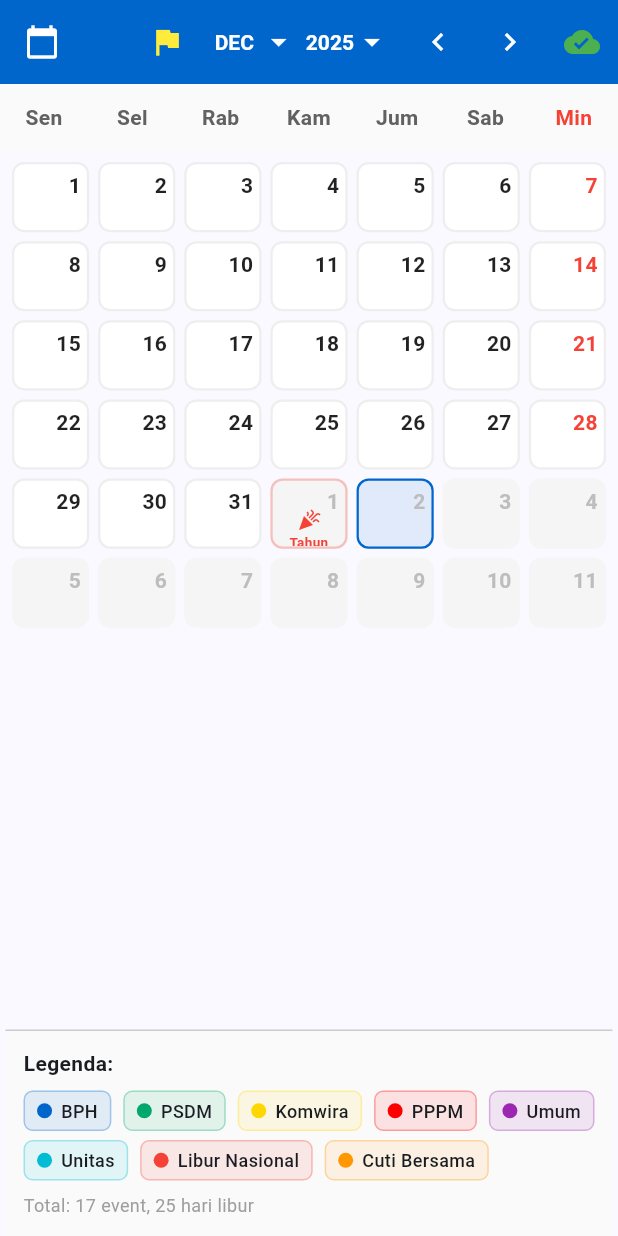
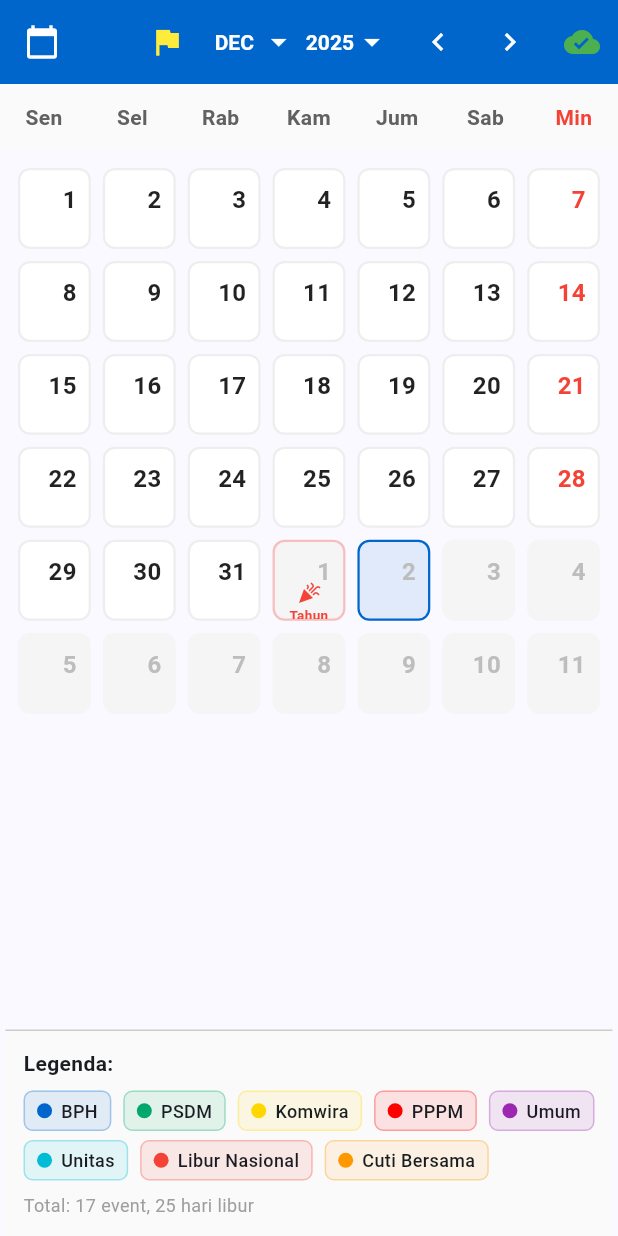
Before and after one commit to lrnz7/kalenderunitas, a Flutter app: the CalendarPage screen opened directly with empty values, after a tap on the "chevron left" icon, on a phone screen of 412 x 824 dp. Run offline on Flutter 3.47's test engine with Material 3 defaults, Android fonts, the light colour scheme and no system bars; our stand-ins replace cloud_firestore, firebase_core, shared_preferences; accounts and stored records are empty.

```diff
--- a/lib/screens/calendar_page.dart
+++ b/lib/screens/calendar_page.dart
@@ -9,17 +9,32 @@ import '../shared/utils/helpers.dart';
 
 class CalendarPage extends StatefulWidget {
   final bool isAdmin;
+  // Optional test injection for lightweight visual validation
+  final List<EventModel>? testEvents;
+  final List<HolidayModel>? testHolidays;
+  // When true, skip the realtime Firestore connection used only for the small
+  // connection-status indicator in the AppBar. Useful for widget tests.
+  final bool disableRealtimeIndicator;
 
-  const CalendarPage({super.key, required this.isAdmin});
+  const CalendarPage(
+      {super.key,
+      required this.isAdmin,
+      this.testEvents,
+      this.testHolidays,
+      this.disableRealtimeIndicator = false});
 
   @override
   State<CalendarPage> createState() => _CalendarPageState();
 }
 
-class _CalendarPageState extends State<CalendarPage> {
+class _CalendarPageState extends State<CalendarPage>
+    with TickerProviderStateMixin {
   DateTime _focused = DateTime.now();
   // -1 = backward, 1 = forward, 0 = none/initial
   int _monthChangeDirection = 0;
+  // Guard to avoid overlapping month-change animations during rapid input
+  bool _isAnimatingMonthChange = false;
+  late final AnimationController _monthTransitionController;
   final Map<String, List<EventModel>> _eventsByDate = {};
   final Map<String, List<HolidayModel>> _holidaysByDate = {};
 
@@ -30,8 +45,33 @@ class _CalendarPageState extends State<CalendarPage> {
   @override
   void initState() {
     super.initState();
+
+    // Controller tied to the visible transition duration so the lock is
+    // driven by actual animation lifecycle rather than an external timer.
+    _monthTransitionController = AnimationController(
+      vsync: this,
+      duration: const Duration(milliseconds: 320),
+    )..addStatusListener((status) {
+        if (status == AnimationStatus.completed && mounted) {
+          setState(() {
+            _isAnimatingMonthChange = false;
+            _monthChangeDirection = 0;
+          });
+        }
+      });
+
+    // Test injection path: if test data is provided, use it and skip
+    // the async loader/listener for deterministic widget tests.
+    if (widget.testEvents != null || widget.testHolidays != null) {
+      setState(() {
+        _groupEventsByDate(widget.testEvents ?? []);
+        _groupHolidaysByDate(widget.testHolidays ?? []);
+        _isLoading = false;
+      });
+    } else {
       _loadData();
       _setupCalendarListener();
+    }
   }
 
   void _loadData() async {
@@ -78,6 +118,7 @@ class _CalendarPageState extends State<CalendarPage> {
   @override
   void dispose() {
     _calendarSubscription?.cancel();
+    _monthTransitionController.dispose();
     super.dispose();
   }
 
@@ -192,31 +233,35 @@ class _CalendarPageState extends State<CalendarPage> {
       right: Radius.circular(isEnd ? 6 : 0),
     );
 
-    return Container(
-      height: 14,
-      margin: const EdgeInsets.only(bottom: 4),
+    return Tooltip(
+      message: DivisionUtils.displayName(event.division),
+      child: InkWell(
+        onLongPress: () => _showDayEvents(day),
+        child: Container(
+          height: 18,
+          margin: const EdgeInsets.only(bottom: 6),
           decoration: BoxDecoration(
             color: color.withAlpha((0.18 * 255).round()),
             borderRadius: borderRadius,
-        border:
-            Border.all(color: color.withAlpha((0.4 * 255).round()), width: 0.6),
+            border: Border.all(
+                color: color.withAlpha((0.4 * 255).round()), width: 0.6),
           ),
           child: Padding(
             padding: const EdgeInsets.symmetric(horizontal: 6),
             child: Align(
               alignment: Alignment.centerLeft,
-          child: isStart
-              ? Text(
+              child: Text(
                 DivisionUtils.displayName(event.division),
                 overflow: TextOverflow.ellipsis,
                 maxLines: 1,
                 style: TextStyle(
-                    fontSize: 11,
+                  fontSize: 12,
                   fontWeight: FontWeight.bold,
                   color: color,
                 ),
-                )
-              : const SizedBox.shrink(),
+              ),
+            ),
+          ),
         ),
       ),
     );
@@ -255,12 +300,12 @@ class _CalendarPageState extends State<CalendarPage> {
           children: [
             // Day Number (top right)
             Positioned(
-              top: 4,
-              right: 4,
+              top: 8,
+              right: 8,
               child: Text(
                 day.day.toString(),
                 style: TextStyle(
-                  fontSize: 14,
+                  fontSize: 16,
                   fontWeight: FontWeight.w600,
                   color: isCurrentMonth
                       ? (isToday
@@ -278,7 +323,7 @@ class _CalendarPageState extends State<CalendarPage> {
             // HOLIDAY DISPLAY - CENTER (NEW!)
             if (hasHoliday && _showHolidays)
               Positioned(
-                top: 18,
+                top: 26,
                 left: 0,
                 right: 0,
                 child: Column(
@@ -313,9 +358,9 @@ class _CalendarPageState extends State<CalendarPage> {
             // EVENT DISPLAY - BOTTOM (support multi-day series indicator)
             if (hasEvents && (!hasHoliday || !_showHolidays))
               Positioned(
-                bottom: 4,
-                left: 4,
-                right: 4,
+                bottom: 8,
+                left: 6,
+                right: 6,
                 child: Column(
                   mainAxisSize: MainAxisSize.min,
                   children: [
@@ -338,16 +383,16 @@ class _CalendarPageState extends State<CalendarPage> {
             // Jika ada BOTH holiday dan event
             if (hasEvents && hasHoliday && _showHolidays)
               Positioned(
-                bottom: 2,
-                left: 4,
-                right: 4,
+                bottom: 6,
+                left: 6,
+                right: 6,
                 child: Container(
                   padding:
-                      const EdgeInsets.symmetric(horizontal: 3, vertical: 1),
+                      const EdgeInsets.symmetric(horizontal: 6, vertical: 2),
                   decoration: BoxDecoration(
                     color: _getDivisionColor(dayEvents.first.division)
                         .withAlpha((0.15 * 255).round()),
-                    borderRadius: BorderRadius.circular(3),
+                    borderRadius: BorderRadius.circular(4),
                     border: Border.all(
                       color: _getDivisionColor(dayEvents.first.division)
                           .withAlpha((0.3 * 255).round()),
@@ -357,7 +402,7 @@ class _CalendarPageState extends State<CalendarPage> {
                   child: Text(
                     _getDivisionAbbreviation(dayEvents.first.division),
                     style: TextStyle(
-                      fontSize: 7,
+                      fontSize: 10,
                       fontWeight: FontWeight.bold,
                       color: _getDivisionColor(dayEvents.first.division),
                     ),
@@ -650,16 +695,11 @@ class _CalendarPageState extends State<CalendarPage> {
         elevation: 0,
         leading: IconButton(
           icon: const Icon(Icons.calendar_today, color: Colors.white),
-          onPressed: () {
-            setState(() {
+          onPressed: _isAnimatingMonthChange
+              ? null
+              : () {
                   final newFocused = DateTime.now();
-              final newMonthFocused =
-                  DateTime(newFocused.year, newFocused.month, 1);
-              _monthChangeDirection = newMonthFocused.isAfter(_focused)
-                  ? 1
-                  : (newMonthFocused.isBefore(_focused) ? -1 : 0);
-              _focused = newMonthFocused;
-            });
+                  _beginMonthTransition(newFocused);
                 },
         ),
         actions: [
@@ -720,15 +760,13 @@ class _CalendarPageState extends State<CalendarPage> {
                               color: Colors.white, fontWeight: FontWeight.bold),
                         ),
                       ),
-                      onChanged: (m) {
+                      onChanged: _isAnimatingMonthChange
+                          ? null
+                          : (m) {
                               if (m != null) {
-                          setState(() {
-                            final newFocused = DateTime(_focused.year, m, 1);
-                            _monthChangeDirection = newFocused.isAfter(_focused)
-                                ? 1
-                                : (newFocused.isBefore(_focused) ? -1 : 0);
-                            _focused = newFocused;
-                          });
+                                final newFocused =
+                                    DateTime(_focused.year, m, 1);
+                                _beginMonthTransition(newFocused);
                               }
                             },
                     ),
@@ -779,15 +817,13 @@ class _CalendarPageState extends State<CalendarPage> {
                             ),
                         ];
                       },
-                      onChanged: (y) {
+                      onChanged: _isAnimatingMonthChange
+                          ? null
+                          : (y) {
                               if (y != null) {
-                          setState(() {
-                            final newFocused = DateTime(y, _focused.month, 1);
-                            _monthChangeDirection = newFocused.isAfter(_focused)
-                                ? 1
-                                : (newFocused.isBefore(_focused) ? -1 : 0);
-                            _focused = newFocused;
-                          });
+                                final newFocused =
+                                    DateTime(y, _focused.month, 1);
+                                _beginMonthTransition(newFocused);
                               }
                             },
                     ),
@@ -798,20 +834,33 @@ class _CalendarPageState extends State<CalendarPage> {
           ),
           IconButton(
             icon: const Icon(Icons.chevron_left, color: Colors.white),
-            onPressed: () => setState(() {
-              _monthChangeDirection = -1;
-              _focused = DateTime(_focused.year, _focused.month - 1, 1);
-            }),
+            onPressed: _isAnimatingMonthChange
+                ? null
+                : () {
+                    final newFocused =
+                        DateTime(_focused.year, _focused.month - 1, 1);
+                    _beginMonthTransition(newFocused);
+                  },
           ),
           IconButton(
             icon: const Icon(Icons.chevron_right, color: Colors.white),
-            onPressed: () => setState(() {
-              _monthChangeDirection = 1;
-              _focused = DateTime(_focused.year, _focused.month + 1, 1);
-            }),
+            onPressed: _isAnimatingMonthChange
+                ? null
+                : () {
+                    final newFocused =
+                        DateTime(_focused.year, _focused.month + 1, 1);
+                    _beginMonthTransition(newFocused);
+                  },
           ),
-          StreamBuilder<QuerySnapshot>(
-            stream: FirebaseFirestore.instance.collection('events').snapshots(),
+          widget.disableRealtimeIndicator
+              ? IconButton(
+                  icon: const Icon(Icons.cloud_done, color: Colors.green),
+                  onPressed: () {},
+                )
+              : StreamBuilder<QuerySnapshot>(
+                  stream: FirebaseFirestore.instance
+                      .collection('events')
+                      .snapshots(),
                   builder: (context, snapshot) {
                     final isConnected =
                         snapshot.connectionState == ConnectionState.active;
@@ -866,38 +915,71 @@ class _CalendarPageState extends State<CalendarPage> {
                 ),
                 Expanded(
                   child: AnimatedSwitcher(
-                    duration: const Duration(milliseconds: 300),
+                    duration: const Duration(milliseconds: 320),
+                    switchInCurve: Curves.easeOutCubic,
+                    switchOutCurve: Curves.easeOutCubic,
+                    layoutBuilder:
+                        (Widget? currentChild, List<Widget> previousChildren) {
+                      return Stack(
+                        clipBehavior: Clip.hardEdge,
+                        children: [
+                          ...previousChildren,
+                          if (currentChild != null) currentChild,
+                        ],
+                      );
+                    },
                     transitionBuilder: (child, animation) {
-                      final beginOffset = Offset(
-                          (_monthChangeDirection == 0
-                              ? 0
-                              : _monthChangeDirection.toDouble() * 0.3),
-                          0);
-                      final offsetAnim = animation.drive(
-                          Tween<Offset>(begin: beginOffset, end: Offset.zero)
-                              .chain(CurveTween(curve: Curves.easeOut)));
-                      return SlideTransition(
-                          position: offsetAnim,
-                          child:
-                              FadeTransition(opacity: animation, child: child));
+                      // Compute direction and distance
+                      final dx = (_monthChangeDirection == 0
+                          ? 0.0
+                          : _monthChangeDirection.toDouble() * 0.20);
+
+                      final newKey =
+                          ValueKey('${_focused.year}-${_focused.month}');
+                      final isIncoming = child.key == newKey;
+
+                      if (isIncoming) {
+                        // Incoming: slide from dx -> 0 and fade from 0.95 -> 1.0
+                        final offsetIn = animation.drive(
+                          Tween<Offset>(begin: Offset(dx, 0), end: Offset.zero)
+                              .chain(CurveTween(curve: Curves.easeOutCubic)),
+                        );
+                        final fadeIn = animation.drive(
+                          Tween<double>(begin: 0.95, end: 1.0)
+                              .chain(CurveTween(curve: Curves.easeOutCubic)),
+                        );
+
+                        return RepaintBoundary(
+                          child: ClipRect(
+                            child: SlideTransition(
+                                position: offsetIn,
+                                child: FadeTransition(
+                                    opacity: fadeIn, child: child)),
+                          ),
+                        );
+                      } else {
+                        // Outgoing: subtly slide out in the opposite direction
+                        final offsetOut = ReverseAnimation(animation).drive(
+                          Tween<Offset>(
+                                  begin: Offset.zero, end: Offset(-dx * 0.6, 0))
+                              .chain(CurveTween(curve: Curves.easeOutCubic)),
+                        );
+                        final fadeOut = ReverseAnimation(animation).drive(
+                          Tween<double>(begin: 1.0, end: 0.0)
+                              .chain(CurveTween(curve: Curves.easeOutCubic)),
+                        );
+
+                        return RepaintBoundary(
+                          child: ClipRect(
+                            child: SlideTransition(
+                                position: offsetOut,
+                                child: FadeTransition(
+                                    opacity: fadeOut, child: child)),
+                          ),
+                        );
+                      }
                     },
-                    child: GridView.builder(
-                      key: ValueKey('${_focused.year}-${_focused.month}'),
-                      padding: const EdgeInsets.symmetric(
-                          horizontal: 8, vertical: 8),
-                      gridDelegate:
-                          const SliverGridDelegateWithFixedCrossAxisCount(
-                        crossAxisCount: 7,
-                        mainAxisSpacing: 6,
-                        crossAxisSpacing: 6,
-                        childAspectRatio: 1.1,
-                      ),
-                      itemCount: monthDays.length,
-                      itemBuilder: (context, index) {
-                        final day = monthDays[index];
-                        return _buildDayCell(day, _focused);
-                      },
-                    ),
+                    child: _buildMonthGrid(monthDays),
                   ),
                 ),
                 Container(
@@ -997,4 +1079,44 @@ class _CalendarPageState extends State<CalendarPage> {
       ),
     );
   }
+
+  // Isolate month grid into a separate method so each month has a stable
+  // widget instance during transitions. This minimizes mid-animation rebuilds.
+  Widget _buildMonthGrid(List<DateTime> monthDays) {
+    return GridView.builder(
+      key: ValueKey('${_focused.year}-${_focused.month}'),
+      physics: const NeverScrollableScrollPhysics(),
+      padding: const EdgeInsets.symmetric(horizontal: 12, vertical: 12),
+      gridDelegate: const SliverGridDelegateWithFixedCrossAxisCount(
+        crossAxisCount: 7,
+        mainAxisSpacing: 8,
+        crossAxisSpacing: 8,
+        childAspectRatio: 0.9,
+      ),
+      itemCount: monthDays.length,
+      itemBuilder: (context, index) {
+        final day = monthDays[index];
+        return _buildDayCell(day, _focused);
+      },
+    );
   }
+
+  // Begin a month transition driven by the controller so the lock is tied to
+  // actual animation completion instead of a timer.
+  void _beginMonthTransition(DateTime newFocused) {
+    if (_isAnimatingMonthChange) return;
+
+    // Ignore no-op changes
+    if (newFocused.year == _focused.year && newFocused.month == _focused.month)
+      return;
+
+    setState(() {
+      _isAnimatingMonthChange = true;
+      _monthChangeDirection = newFocused.isAfter(_focused) ? 1 : -1;
+      _focused = newFocused;
+    });
+
+    // Start the controller-driven guard
+    _monthTransitionController.forward(from: 0.0);
+  }
+}
```
Also changed, not shown: 193 other files. Lines whose indentation alone changed are shown as unchanged.
